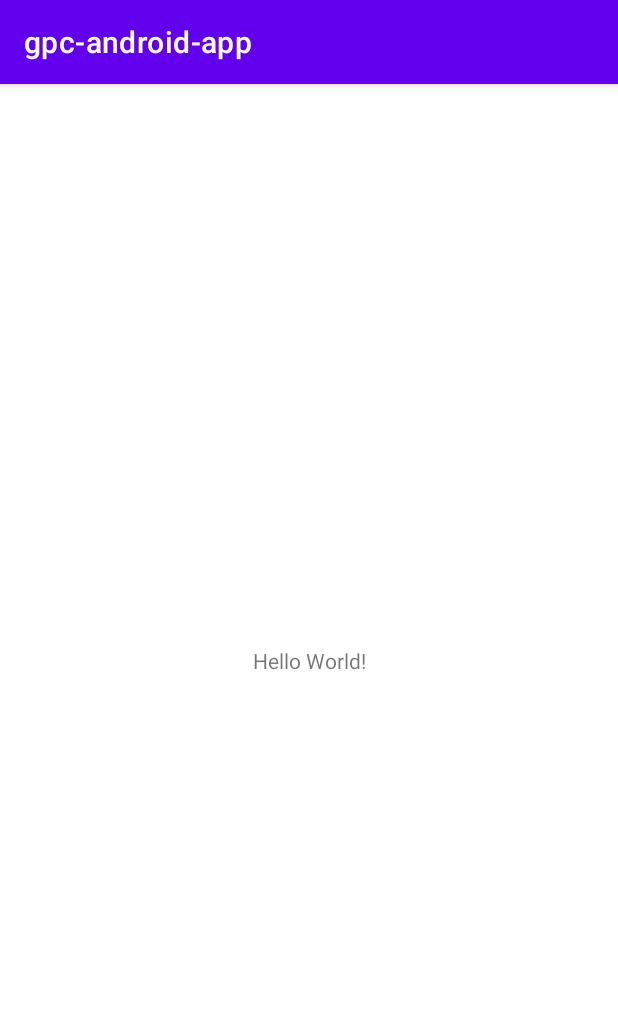
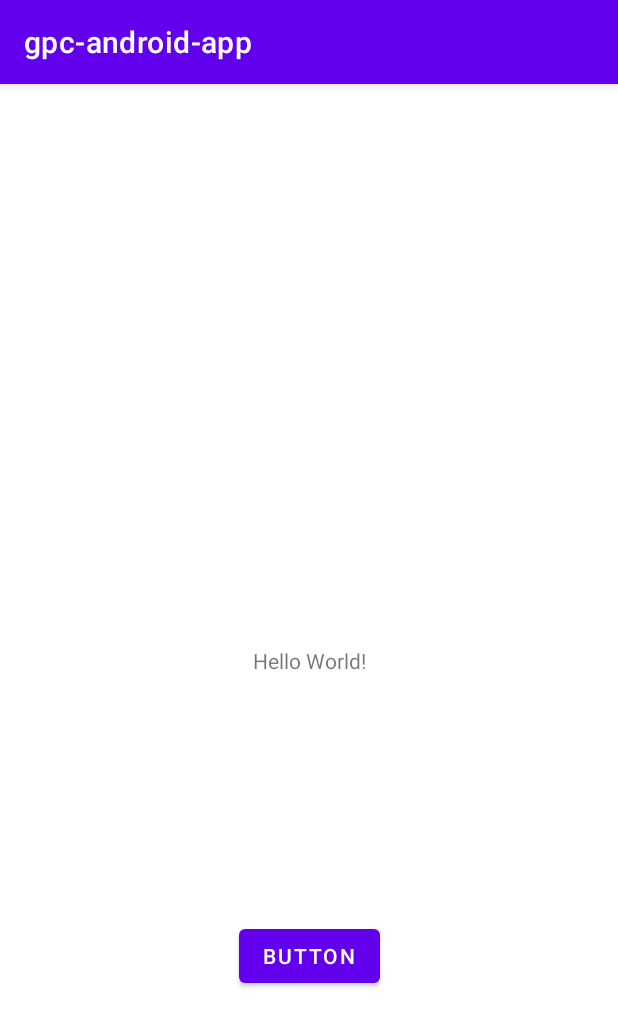
Before and after one commit to privacy-tech-lab/gpc-android, an Android app: the screen it shows after launch (MainActivity), on a phone screen of 412 x 824 dp. Shown: the top 1027 px of the screen. Run offline under Robolectric (Android 15) with nearby library versions, the phone set to English and light mode, and no system bars; our stand-ins replace AdMob.

Commit message:
Added button that redirects user to Google AdId Settings

```diff
--- a/gpc-android-app/app/src/main/java/com/example/gpc_android_app/MainActivity.java
+++ b/gpc-android-app/app/src/main/java/com/example/gpc_android_app/MainActivity.java
@@ -1,14 +1,82 @@
 package com.example.gpc_android_app;
+
+import static java.security.AccessController.getContext;
 
 import androidx.appcompat.app.AppCompatActivity;
 
+import android.content.Context;
+import android.content.Intent;
+import android.content.pm.PackageManager;
+import android.content.pm.ResolveInfo;
 import android.os.Bundle;
+import android.content.ComponentName;
+import android.view.View;
+import android.widget.Button;
+import android.widget.Toast;
 
-public class MainActivity extends AppCompatActivity {
+import com.google.android.material.snackbar.Snackbar;
+
+import java.util.List;
+
+
+public class MainActivity extends AppCompatActivity implements View.OnClickListener {
+
+    Button btn1;
 
     @Override
     protected void onCreate(Bundle savedInstanceState) {
         super.onCreate(savedInstanceState);
         setContentView(R.layout.activity_main);
+
+        btn1 = findViewById(R.id.button);
+        btn1.setOnClickListener(this);
+
+    }
+
+    /**
+     * Check if system ad settings exist
+     *
+     * @param c Context
+     * @return Information if system ad settings exist
+     */
+    public static boolean hasAdSettings(Context c) {
+        return isCallable(c, adSettings());
+    }
+
+
+    /**
+     * Returns an intent to the system ad settings
+     *
+     * @return Intent to open system ad settings
+     */
+    public static Intent adSettings() {
+        Intent intent = new Intent();
+        return intent.setComponent(new ComponentName("com.google.android.gms", "com.google.android.gms.ads.settings.AdsSettingsActivity"));
+    }
+
+    /**
+     * Checks if intent exists
+     *
+     * @param c      Content
+     * @param intent Intent
+     * @return Information if intent exists
+     */
+    public static boolean isCallable(Context c, Intent intent) {
+        List<ResolveInfo> list = c.getPackageManager().queryIntentActivities(intent,
+                PackageManager.MATCH_DEFAULT_ONLY);
+        return list.size() > 0;
+    }
+
+    @Override
+    public void onClick(View v) {
+
+        if (this.hasAdSettings(this)) {
+            startActivity(this.adSettings());
+        } else {
+                /*View vx = getView();
+                if (vx != null)*/
+            Toast.makeText(this, "Error", Toast.LENGTH_LONG).show();
+        }
+
     }
 }
--- a/gpc-android-app/app/src/main/res/layout/activity_main.xml
+++ b/gpc-android-app/app/src/main/res/layout/activity_main.xml
@@ -7,6 +7,7 @@
     tools:context=".MainActivity">
 
     <TextView
+        android:id="@+id/txtview1"
         android:layout_width="wrap_content"
         android:layout_height="wrap_content"
         android:text="Hello World!"
@@ -15,4 +16,14 @@
         app:layout_constraintStart_toStartOf="parent"
         app:layout_constraintTop_toTopOf="parent" />
 
+    <Button
+        android:id="@+id/button"
+        android:layout_width="wrap_content"
+        android:layout_height="wrap_content"
+        android:text="Button"
+        app:layout_constraintBottom_toBottomOf="parent"
+        app:layout_constraintEnd_toEndOf="parent"
+        app:layout_constraintStart_toStartOf="parent"
+        app:layout_constraintTop_toBottomOf="@+id/txtview1" />
+
 </androidx.constraintlayout.widget.ConstraintLayout>
```
